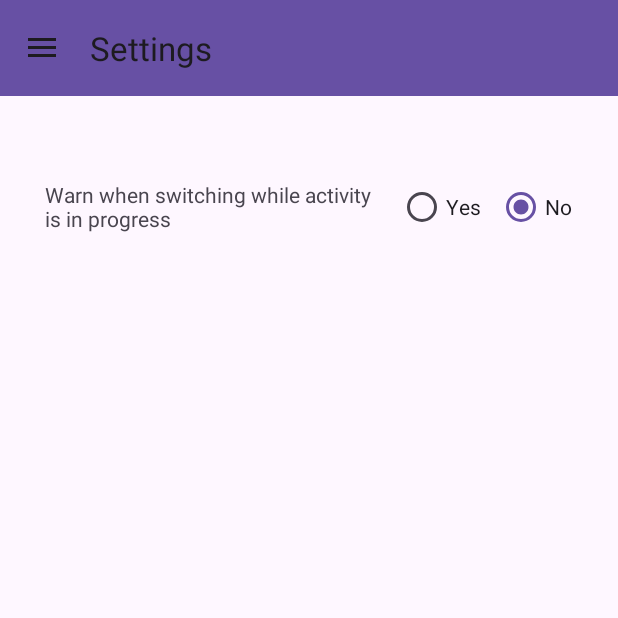
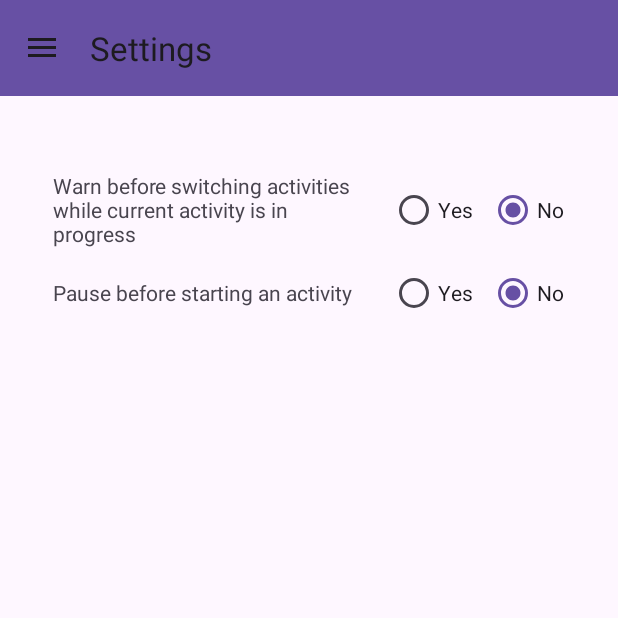
Before and after one commit to AngelynDisguise/Timesaver, an Android app: the SettingsFragment screen opened through its navigation route, on a phone screen of 412 x 824 dp, the top half of it. Run offline under Robolectric (Android 15) with nearby library versions, the phone set to English and light mode, and no system bars; our stand-ins replace Room's generated code, navigation-ui.

Commit message:
Add `pauseBeforeStart` to `Settings`
- Also rename `warningSupressed` setting to `warnBeforeSwitch` to match `pauseBeforeStart`. Having true for yes and false for no button is easier to understand instead of having a true "supressed" for a no button.

- Remove unused imports

- Remove done button (forgot to mention it was removed with diff)

- Used pure constraint layout rules to align rows instead of linear layouts

- Placed comments for where saveActivity() should be called - 1) when unselecting an activity in progress or 2) starting a new activity when time has elapsed (i.e. in startActivity())

```diff
--- a/app/src/main/java/com/example/timesaver/MainViewModel.kt
+++ b/app/src/main/java/com/example/timesaver/MainViewModel.kt
@@ -7,15 +7,11 @@ import androidx.lifecycle.MutableLiveData
 import androidx.lifecycle.ViewModel
 import androidx.lifecycle.viewModelScope
 import com.example.timesaver.database.Activity
-import com.example.timesaver.database.ActivityTimelog
 import com.example.timesaver.database.Timelog
-//import com.example.timesaver.database.ActivityTimeLog
-//import com.example.timesaver.database.TimeLog
 import com.example.timesaver.database.TimesaverRepository
 import kotlinx.coroutines.launch
 import java.time.Duration
 import java.time.LocalDate
-import java.time.LocalDateTime
 
 class MainViewModel(private val repository: TimesaverRepository) : ViewModel() {
     private var activities: LiveData<List<Activity>> = MutableLiveData()
@@ -29,7 +25,10 @@ class MainViewModel(private val repository: TimesaverRepository) : ViewModel() {
     val elapsedTime: LiveData<Duration> = _elapsedTime // read-only
 
     var currentActivityIndex = -1
-    var warningSuppressed: Boolean = true
+
+    // Settings
+    var warnBeforeSwitch: Boolean = false
+    var pauseBeforeStart: Boolean = false
 
     init {
         getActivities()
--- a/app/src/main/java/com/example/timesaver/fragments/SettingsFragment.kt
+++ b/app/src/main/java/com/example/timesaver/fragments/SettingsFragment.kt
@@ -7,12 +7,9 @@ import android.view.LayoutInflater
 import android.view.View
 import android.view.ViewGroup
 import android.widget.RadioButton
-import android.widget.RadioGroup
 import androidx.fragment.app.Fragment
-import androidx.fragment.app.activityViewModels
 import com.example.timesaver.MainActivity
 import com.example.timesaver.MainViewModel
-import com.example.timesaver.MainViewModelFactory
 import com.example.timesaver.R
 
 class SettingsFragment : Fragment() {
@@ -48,8 +45,9 @@ class SettingsFragment : Fragment() {
             "SettingsFragment VIEW Created"
         )
 
-        initViews(view)
-        setWarningSupressedListeners(view)
+        checkButtons(view)
+        setSwitchWarningSettingListeners(view)
+        setPauseWhenSwitchSettingsListeners(view)
 
     }
 
@@ -77,30 +75,58 @@ class SettingsFragment : Fragment() {
         )
     }
 
-    private fun initViews(view: View) {
-        if (viewModel.warningSuppressed) {
-            view.findViewById<RadioButton>(R.id.settings_warn_switch_no_button).isChecked = true
+    private fun checkButtons(view: View) {
+        if (viewModel.warnBeforeSwitch) {
+            view.findViewById<RadioButton>(R.id.settings_warn_before_switch_yes_button).isChecked = true
         } else {
-            view.findViewById<RadioButton>(R.id.settings_warn_switch_yes_button).isChecked = true
+            view.findViewById<RadioButton>(R.id.settings_warn_before_switch_no_button).isChecked = true
+        }
+
+        if (viewModel.pauseBeforeStart) {
+            view.findViewById<RadioButton>(R.id.settings_pause_before_start_yes_button).isChecked = true
+        } else {
+            view.findViewById<RadioButton>(R.id.settings_pause_before_start_no_button).isChecked = true
+        }
+
+    }
+
+    private fun setSwitchWarningSettingListeners(view: View) {
+        view.findViewById<RadioButton>(R.id.settings_warn_before_switch_yes_button).setOnCheckedChangeListener { _, isChecked ->
+            if (isChecked) {
+                viewModel.warnBeforeSwitch = true
+                Log.d(
+                    "SettingsFragment",
+                    "WarningBeforeSwitch setting set to false"
+                )
+            }
+        }
+        view.findViewById<RadioButton>(R.id.settings_warn_before_switch_no_button).setOnCheckedChangeListener { _, isChecked ->
+            if (isChecked) {
+                viewModel.warnBeforeSwitch = false
+                Log.d(
+                    "SettingsFragment",
+                    "WarnBeforeSwitch setting set to true"
+                )
+            }
         }
     }
 
-    private fun setWarningSupressedListeners(view: View) {
-        view.findViewById<RadioButton>(R.id.settings_warn_switch_yes_button).setOnCheckedChangeListener { _, isChecked ->
+    private fun setPauseWhenSwitchSettingsListeners(view: View) {
+        view.findViewById<RadioButton>(R.id.settings_pause_before_start_yes_button).setOnCheckedChangeListener { _, isChecked ->
             if (isChecked) {
-                viewModel.warningSuppressed = false
+                viewModel.pauseBeforeStart = true
                 Log.d(
                     "SettingsFragment",
-                    "Warning Supressed set to false"
+                    "PauseBeforeStart setting set to false"
                 )
             }
         }
-        view.findViewById<RadioButton>(R.id.settings_warn_switch_no_button).setOnCheckedChangeListener { _, isChecked ->
+        view.findViewById<RadioButton>(R.id.settings_pause_before_start_no_button).setOnCheckedChangeListener { _, isChecked ->
             if (isChecked) {
-                viewModel.warningSuppressed = true
+                viewModel.pauseBeforeStart = false
                 Log.d(
                     "SettingsFragment",
-                    "Warning Supressed set to true"
+                    "PauseBeforeStart setting set to false"
                 )
             }
         }
--- a/app/src/main/res/layout/fragment_settings.xml
+++ b/app/src/main/res/layout/fragment_settings.xml
@@ -1,53 +1,82 @@
 <?xml version="1.0" encoding="utf-8"?>
 <androidx.constraintlayout.widget.ConstraintLayout xmlns:android="http://schemas.android.com/apk/res/android"
+    xmlns:app="http://schemas.android.com/apk/res-auto"
     xmlns:tools="http://schemas.android.com/tools"
+    android:id="@+id/settings"
     android:layout_width="match_parent"
     android:layout_height="match_parent"
-    xmlns:app="http://schemas.android.com/apk/res-auto"
-    android:id="@+id/settings"
     tools:context=".fragments.SettingsFragment">
 
-    <LinearLayout
-        android:layout_width="match_parent"
-        android:layout_height="wrap_content"
-        android:layout_marginTop="50dp"
-        android:layout_marginHorizontal="30dp"
-        android:gravity="center_vertical"
-        android:orientation="horizontal"
-        app:layout_constraintEnd_toEndOf="parent"
-        app:layout_constraintStart_toStartOf="parent"
-        app:layout_constraintTop_toTopOf="parent">
-
     <TextView
-            android:id="@+id/settings_warn_switch_text_view"
+        android:id="@+id/settings_warn_before_switch_text_view"
         android:layout_width="0dp"
         android:layout_height="wrap_content"
-            android:layout_weight="1"
-            android:paddingEnd="10dp"
-            android:gravity="center_vertical"
-            android:text="Warn when switching while activity is in progress" />
+        android:layout_marginStart="35dp"
+        android:layout_marginTop="50dp"
+        android:layout_marginEnd="10dp"
+        android:text="Warn before switching activities while current activity is in progress"
+        app:layout_constraintEnd_toStartOf="@id/settings_warn_before_switch_radio_group"
+        app:layout_constraintStart_toStartOf="parent"
+        app:layout_constraintTop_toTopOf="parent" />
 
     <RadioGroup
-            android:id="@+id/settings_warn_switch_radio_group"
+        android:id="@+id/settings_warn_before_switch_radio_group"
         android:layout_width="wrap_content"
         android:layout_height="wrap_content"
-            android:orientation="horizontal">
+        android:layout_marginEnd="35dp"
+        android:orientation="horizontal"
+        app:layout_constraintBottom_toBottomOf="@id/settings_warn_before_switch_text_view"
+        app:layout_constraintEnd_toEndOf="parent"
+        app:layout_constraintTop_toTopOf="@id/settings_warn_before_switch_text_view">
 
         <RadioButton
-                android:id="@+id/settings_warn_switch_yes_button"
+            android:id="@+id/settings_warn_before_switch_yes_button"
             android:layout_width="wrap_content"
             android:layout_height="wrap_content"
             android:layout_marginEnd="10dp"
             android:text="Yes" />
 
         <RadioButton
-                android:id="@+id/settings_warn_switch_no_button"
+            android:id="@+id/settings_warn_before_switch_no_button"
             android:layout_width="wrap_content"
             android:layout_height="wrap_content"
             android:text="No" />
     </RadioGroup>
-    </LinearLayout>
 
+    <TextView
+        android:id="@+id/settings_pause_before_start_text_view"
+        android:layout_width="0dp"
+        android:layout_height="wrap_content"
+        android:layout_marginStart="35dp"
+        android:layout_marginTop="20dp"
+        android:layout_marginEnd="10dp"
+        android:text="Pause before starting an activity"
+        app:layout_constraintEnd_toStartOf="@id/settings_pause_before_start_radio_group"
+        app:layout_constraintStart_toStartOf="parent"
+        app:layout_constraintTop_toBottomOf="@id/settings_warn_before_switch_text_view" />
 
+    <RadioGroup
+        android:id="@+id/settings_pause_before_start_radio_group"
+        android:layout_width="wrap_content"
+        android:layout_height="wrap_content"
+        android:layout_marginEnd="35dp"
+        android:orientation="horizontal"
+        app:layout_constraintBottom_toBottomOf="@id/settings_pause_before_start_text_view"
+        app:layout_constraintEnd_toEndOf="parent"
+        app:layout_constraintTop_toTopOf="@id/settings_pause_before_start_text_view">
+
+        <RadioButton
+            android:id="@+id/settings_pause_before_start_yes_button"
+            android:layout_width="wrap_content"
+            android:layout_height="wrap_content"
+            android:layout_marginEnd="10dp"
+            android:text="Yes" />
+
+        <RadioButton
+            android:id="@+id/settings_pause_before_start_no_button"
+            android:layout_width="wrap_content"
+            android:layout_height="wrap_content"
+            android:text="No" />
+    </RadioGroup>
 
 </androidx.constraintlayout.widget.ConstraintLayout>
```
Also changed, not shown: app/src/main/java/com/example/timesaver/fragments/MainFragment.kt (+20 -18 lines). Lines whose indentation alone changed are shown as unchanged.
